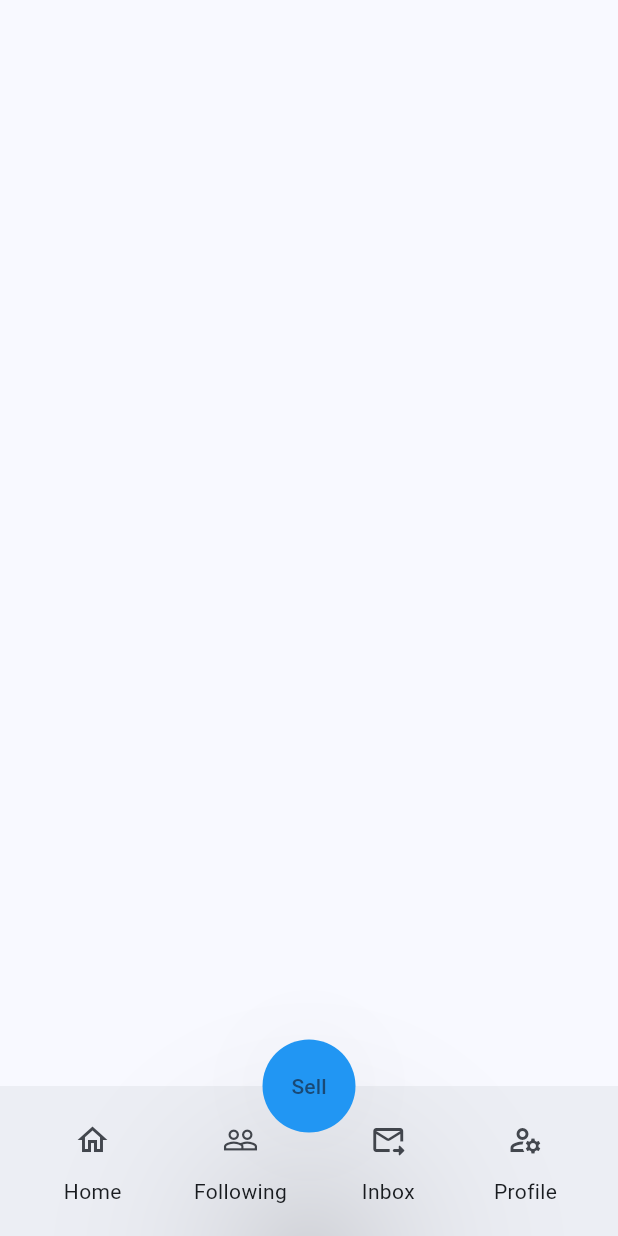
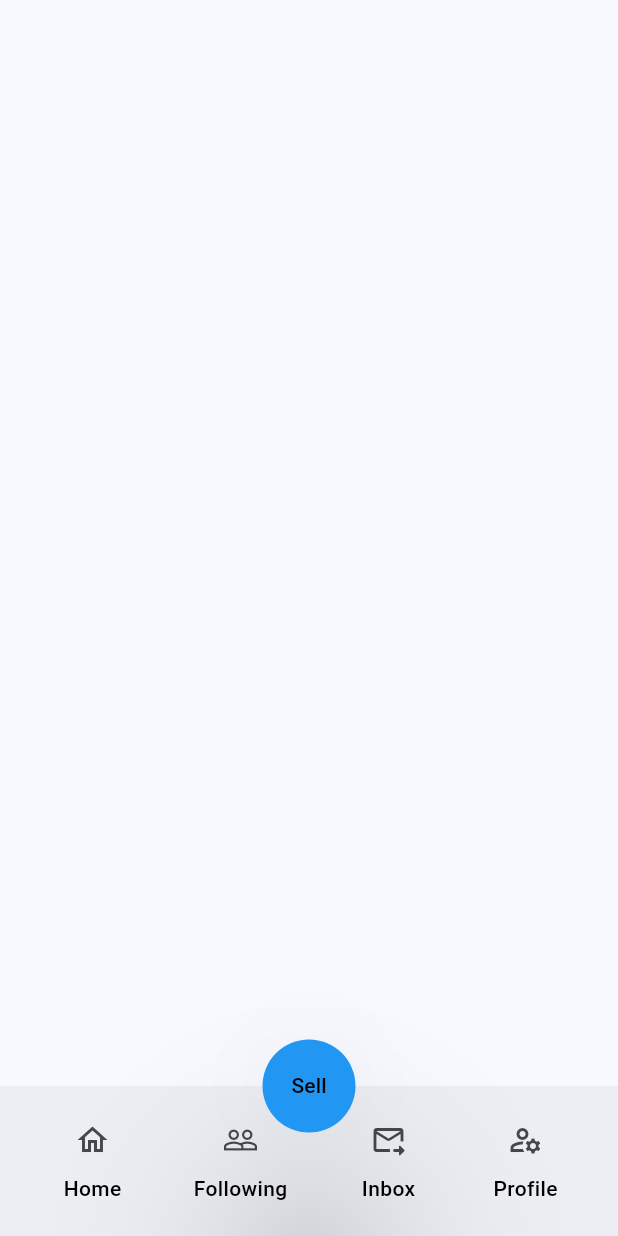
Before and after one commit to Dhivya1425/freeUp, a Flutter app: the screen it shows after launch, on a phone screen of 412 x 824 dp. Run offline on Flutter 3.47's test engine with Material 3 defaults, Android fonts, the light colour scheme and no system bars; Roboto replaces fonts that are missing (GoogleSans).

Commit message:
custom bottomsheet

```diff
--- a/free_up/lib/Utils/CustomWidgets/CustomText.dart
+++ b/free_up/lib/Utils/CustomWidgets/CustomText.dart
@@ -1,16 +1,70 @@
 import 'package:flutter/cupertino.dart';
+import 'package:flutter/material.dart';
 
 class CustomText extends StatelessWidget {
-  String text;
-  int? maxLines;
-  double? fontSize;
-  FontWeight? fontWeight;
+  final String text; // add text
+  TextDecoration? decoration; // add decoration like TextDecoration.underline ,
+  String? fontfamily; // add fontFamily like    fontFamily: "Roboto",
+  FontStyle? fontStyle; // add fontStyle like  fontStyle: FontStyle.italic
+  double? fontsize = 15.0; // add size in text
+  int? maxlines; // add text maximum lines
+  bool? softwrap; // wrap the text
+  FontWeight? fontWeight =
+      FontWeight.normal; // add fontWeight like normal, bold....
+  Color? color = Colors.black; // add text color
+  TextOverflow? overflow =
+      TextOverflow.visible; // add text overflow like  text ellipsis etc
+  TextAlign? align; // used to align the text like center ,top,....
+  final Function()? press; // used to add functionality on text
+  final double? strutStyleHeight;
+  final TextDecorationStyle? decorationStyle;
+  final Color? decorationColor;
 
-  CustomText({Key? key, required this.text, this.maxLines,this.fontSize,this.fontWeight}) : super(key: key);
+  CustomText(
+      {Key? key,
+        required this.text,
+        this.fontsize,
+        this.fontWeight,
+        this.color,
+        this.overflow,
+        this.align,
+        this.press,
+        this.maxlines,
+        this.softwrap,
+        this.decoration,
+        this.fontfamily,
+        this.fontStyle,
+        this.decorationStyle,
+        this.decorationColor,
+        this.strutStyleHeight})
+      : super(key: key);
 
   @override
   Widget build(BuildContext context) {
-    return Text(text, maxLines: maxLines, style: TextStyle(fontSize:fontSize,fontWeight: fontWeight
-    ),);
+    return GestureDetector(
+      onTap: press,
+      child: Text(
+        text,
+        style: TextStyle(
+          height: 1.2,
+          fontFamily: fontfamily ?? 'GoogleSans',
+          decoration: decoration,
+          decorationStyle: decorationStyle,
+          decorationColor: decorationColor ??
+              (Colors.black),
+          fontSize: fontsize,
+          fontWeight: fontWeight ?? FontWeight.w500,
+          color: color ?? (Colors.black),
+          overflow: overflow,
+          fontStyle: fontStyle,
+        ),
+        textAlign: align,
+        maxLines: maxlines,
+        overflow: overflow,
+        strutStyle: StrutStyle(
+          height: strutStyleHeight,
+        ),
+      ),
+    );
   }
 }
```
Also changed, not shown: free_up/lib/Common/CommonLoginBottomSheet/View/CommonLoginBottomSheetView.dart (+59 -43 lines), free_up/lib/Utils/CustomWidgets/CustomBottomNavigation.dart (+104 -1 lines), free_up/lib/Utils/CustomWidgets/CustomScaffold.dart (added, +37 -0 lines).
